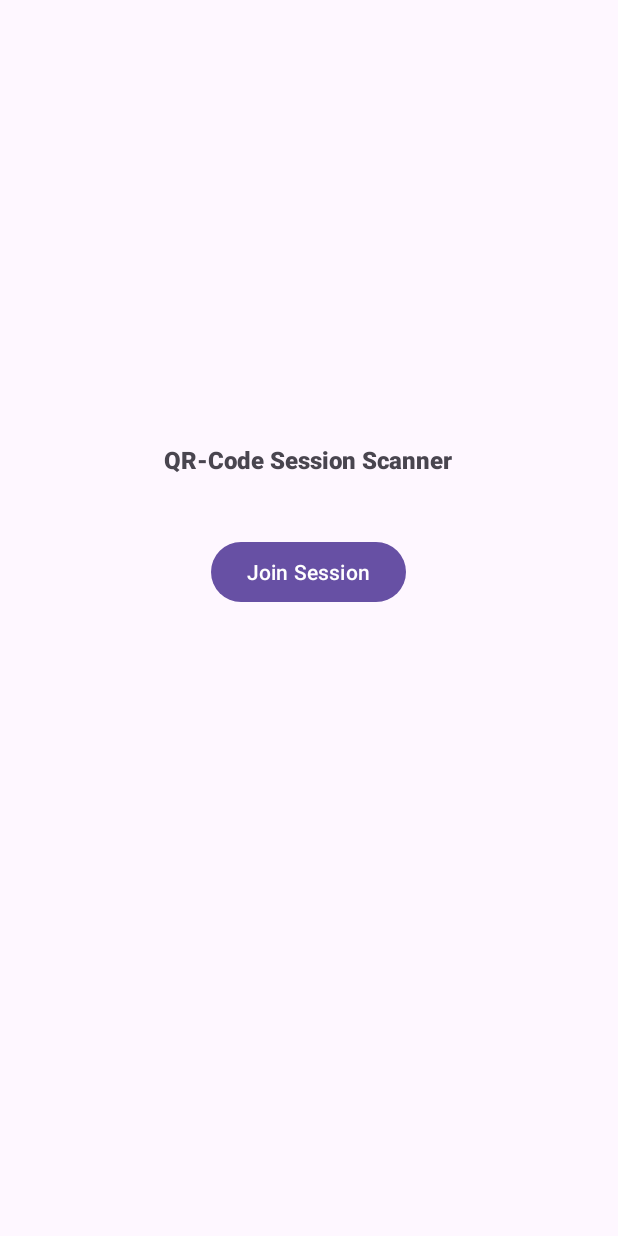
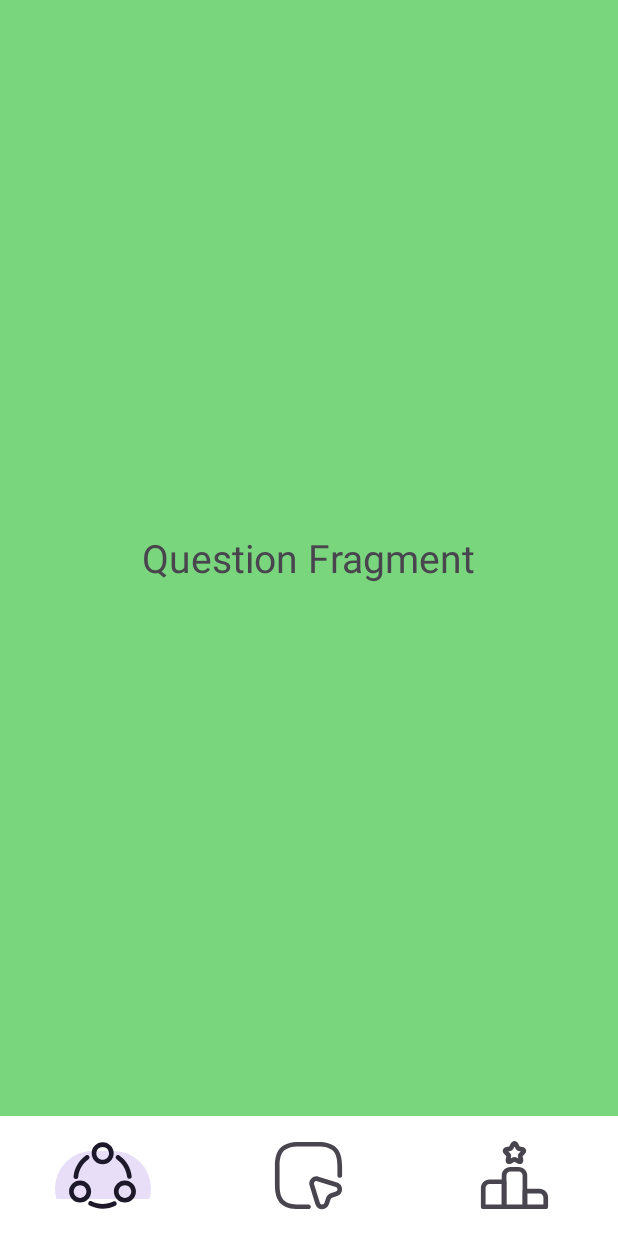
Before and after one commit to TristanHill/Semesterproject_1_Unify, an Android app: the MainActivity screen opened directly, with no data from a screen before it, on a phone screen of 412 x 824 dp. Run offline under Robolectric (Android 15) with nearby library versions, the phone set to English and light mode, and no system bars; our stand-ins replace Firebase (no records; nobody signed in at launch, a user with empty details on screens opened directly).

Commit message:
added main screen into main activity and connected qr scan to it

```diff
--- a/Android/app/src/main/java/at/fhooe/sail/project/semesterproject1/MainActivity.kt
+++ b/Android/app/src/main/java/at/fhooe/sail/project/semesterproject1/MainActivity.kt
@@ -11,6 +11,8 @@ import androidx.activity.result.contract.ActivityResultContracts
 import androidx.appcompat.app.AppCompatActivity
 import androidx.core.view.ViewCompat
 import androidx.core.view.WindowInsetsCompat
+import androidx.fragment.app.Fragment
+import at.fhooe.sail.project.semesterproject1.databinding.ActivityMainBinding
 import com.google.firebase.Firebase
 import com.google.firebase.firestore.FirebaseFirestore
 import com.google.firebase.firestore.firestore
@@ -19,15 +21,37 @@ const val TAG: String = "Main"
 class MainActivity : AppCompatActivity() {
 
     private lateinit var db: FirebaseFirestore
+    private lateinit var binding: ActivityMainBinding
 
     override fun onCreate(savedInstanceState: Bundle?) {
         super.onCreate(savedInstanceState)
-        enableEdgeToEdge()
-        setContentView(R.layout.activity_main)
+        binding = ActivityMainBinding.inflate(layoutInflater)
+        setContentView(binding.root)
 
         db = Firebase.firestore
 
-        ViewCompat.setOnApplyWindowInsetsListener(findViewById(R.id.activity_join_session_main)) { v, insets ->
+        replaceFragment(Fragment_question())
+
+        binding.bottomNavigationView.setOnItemSelectedListener {
+            when(it.itemId){
+                R.id.status_item -> replaceFragment(Fragment_status())
+                R.id.question_item -> replaceFragment(Fragment_question())
+                R.id.survey_item -> replaceFragment(Fragment_survey())
+                else -> {}
+            }
+
+            true
+        }
+    }
+
+    private fun replaceFragment(fragment: Fragment){
+        val fragmentManager = supportFragmentManager
+        val fragmentTransaction = fragmentManager.beginTransaction()
+        fragmentTransaction.replace(R.id.activity_main_frameLayout, fragment)
+        fragmentTransaction.commit()
+    }
+
+       /* ViewCompat.setOnApplyWindowInsetsListener(findViewById(R.id.activity_join_session_main)) { v, insets ->
             val systemBars = insets.getInsets(WindowInsetsCompat.Type.systemBars())
             v.setPadding(systemBars.left, systemBars.top, systemBars.right, systemBars.bottom)
             insets
@@ -68,6 +92,5 @@ class MainActivity : AppCompatActivity() {
         val scannerButton: Button = findViewById(R.id.activity_main_button_scanner)
         scannerButton.setOnClickListener {
             startForResult.launch(Intent(this, QRCodeScannerActivity::class.java))
-        }
-    }
+        } */
 }
--- a/Android/app/src/main/java/at/fhooe/sail/project/semesterproject1/QRCodeScannerActivity.kt
+++ b/Android/app/src/main/java/at/fhooe/sail/project/semesterproject1/QRCodeScannerActivity.kt
@@ -20,6 +20,8 @@ class QRCodeScannerActivity : AppCompatActivity() {
         } else {
             val scannedData = result.contents
             Toast.makeText(this, "scanned: $scannedData", Toast.LENGTH_LONG).show()
+            val i:Intent= Intent(this, MainActivity::class.java)
+            startActivity(i)
             createUser(scannedData)
         }
     }
--- a/Android/app/src/main/res/drawable/question_icon.xml
+++ b/Android/app/src/main/res/drawable/question_icon.xml
@@ -1,6 +1,6 @@
 <vector xmlns:android="http://schemas.android.com/apk/res/android" android:height="50dp" android:viewportHeight="24" android:viewportWidth="24" android:width="50dp">
 
     <path android:fillColor="@color/fontBlue" android:pathData="M12,22.75H9C3.57,22.75 1.25,20.43 1.25,15V9C1.25,3.57 3.57,1.25 9,1.25H15C20.43,1.25 22.75,3.57 22.75,9V12C22.75,12.41 22.41,12.75 22,12.75C21.59,12.75 21.25,12.41 21.25,12V9C21.25,4.39 19.61,2.75 15,2.75H9C4.39,2.75 2.75,4.39 2.75,9V15C2.75,19.61 4.39,21.25 9,21.25H12C12.41,21.25 12.75,21.59 12.75,22C12.75,22.41 12.41,22.75 12,22.75Z"/>
-    <path android:fillColor="@color/fontBlue" android:pathData="M16.37,22.77C16.36,22.77 16.36,22.77 16.35,22.77C15.34,22.76 14.5,22.14 14.2,21.17L12.35,15.22C12.1,14.4 12.31,13.52 12.92,12.93C13.52,12.34 14.39,12.12 15.19,12.37L21.15,14.22C22.11,14.52 22.74,15.36 22.75,16.37C22.76,17.37 22.15,18.22 21.19,18.54L19.56,19.09C19.33,19.17 19.15,19.34 19.08,19.57L18.52,21.21C18.21,22.16 17.37,22.77 16.37,22.77ZM14.51,13.77C14.24,13.77 14.06,13.92 13.98,13.99C13.77,14.2 13.7,14.49 13.79,14.78L15.64,20.73C15.8,21.24 16.22,21.26 16.38,21.27C16.52,21.27 16.95,21.23 17.11,20.74L17.67,19.1C17.89,18.43 18.43,17.9 19.1,17.67L20.73,17.12C21.23,16.96 21.26,16.52 21.26,16.39C21.26,16.26 21.22,15.82 20.72,15.66L14.76,13.81C14.66,13.78 14.58,13.77 14.51,13.77Z"/>
+    <path  android:fillColor="@color/fontBlue" android:pathData="M16.37,22.77C16.36,22.77 16.36,22.77 16.35,22.77C15.34,22.76 14.5,22.14 14.2,21.17L12.35,15.22C12.1,14.4 12.31,13.52 12.92,12.93C13.52,12.34 14.39,12.12 15.19,12.37L21.15,14.22C22.11,14.52 22.74,15.36 22.75,16.37C22.76,17.37 22.15,18.22 21.19,18.54L19.56,19.09C19.33,19.17 19.15,19.34 19.08,19.57L18.52,21.21C18.21,22.16 17.37,22.77 16.37,22.77ZM14.51,13.77C14.24,13.77 14.06,13.92 13.98,13.99C13.77,14.2 13.7,14.49 13.79,14.78L15.64,20.73C15.8,21.24 16.22,21.26 16.38,21.27C16.52,21.27 16.95,21.23 17.11,20.74L17.67,19.1C17.89,18.43 18.43,17.9 19.1,17.67L20.73,17.12C21.23,16.96 21.26,16.52 21.26,16.39C21.26,16.26 21.22,15.82 20.72,15.66L14.76,13.81C14.66,13.78 14.58,13.77 14.51,13.77Z"/>
 
 </vector>
--- a/Android/app/src/main/res/layout/activity_main.xml
+++ b/Android/app/src/main/res/layout/activity_main.xml
@@ -2,33 +2,36 @@
 <androidx.constraintlayout.widget.ConstraintLayout xmlns:android="http://schemas.android.com/apk/res/android"
     xmlns:app="http://schemas.android.com/apk/res-auto"
     xmlns:tools="http://schemas.android.com/tools"
-    android:id="@+id/activity_join_session_main"
+    android:id="@+id/main"
     android:layout_width="match_parent"
     android:layout_height="match_parent"
     tools:context=".MainActivity">
 
-    <TextView
-        android:id="@+id/activity_main_tv_sessionscan_text"
-        android:layout_width="wrap_content"
+    <com.google.android.material.bottomnavigation.BottomNavigationView
+        android:id="@+id/bottomNavigationView"
+        android:layout_width="0dp"
         android:layout_height="wrap_content"
-        android:fontFamily="sans-serif-black"
-        android:text="QR-Code Session Scanner"
-        android:textSize="16sp"
         app:layout_constraintBottom_toBottomOf="parent"
         app:layout_constraintEnd_toEndOf="parent"
-        app:layout_constraintHorizontal_bias="0.497"
         app:layout_constraintStart_toStartOf="parent"
-        app:layout_constraintTop_toTopOf="parent"
-        app:layout_constraintVertical_bias="0.368" />
+        app:menu="@menu/bottom_nav_menu"
+        xmlns:app="http://schemas.android.com/apk/res-auto"
+        app:labelVisibilityMode="unlabeled"
+        app:itemHorizontalTranslationEnabled="false"
+        app:itemIconSize="50sp"
+        app:backgroundTint="@color/white"
+        >
+    </com.google.android.material.bottomnavigation.BottomNavigationView>
 
-    <Button
-        android:id="@+id/activity_main_button_scanner"
-        android:layout_width="wrap_content"
-        android:layout_height="wrap_content"
-        android:layout_marginTop="40dp"
-        android:text="Join Session"
-        app:layout_constraintEnd_toEndOf="@+id/activity_main_tv_sessionscan_text"
-        app:layout_constraintStart_toStartOf="@+id/activity_main_tv_sessionscan_text"
-        app:layout_constraintTop_toBottomOf="@+id/activity_main_tv_sessionscan_text" />
+    <FrameLayout
+        android:id="@+id/activity_main_frameLayout"
+        android:layout_width="0dp"
+        android:layout_height="0dp"
+        app:layout_constraintBottom_toTopOf="@+id/bottomNavigationView"
+        app:layout_constraintEnd_toEndOf="parent"
+        app:layout_constraintStart_toStartOf="parent"
+        app:layout_constraintTop_toTopOf="parent">
+
+    </FrameLayout>
 
 </androidx.constraintlayout.widget.ConstraintLayout>
--- a/Android/app/src/main/res/menu/bottom_nav_menu.xml
+++ b/Android/app/src/main/res/menu/bottom_nav_menu.xml
@@ -4,13 +4,16 @@
     <item
         android:id="@+id/status_item"
         android:title="@string/status_item"
-        android:icon="@drawable/status_icon"/>
+        android:icon="@drawable/status_icon"
+        android:tint="@color/fontBlue"/>
     <item
         android:id="@+id/question_item"
         android:title="@string/question_item"
-        android:icon ="@drawable/question_icon"/>
+        android:icon ="@drawable/question_icon"
+        android:tint="@color/fontBlue"/>
     <item
         android:id="@+id/survey_item"
         android:title="@string/survey_item"
-        android:icon="@drawable/survey_icon"/>
+        android:icon="@drawable/survey_icon"
+        android:tint="@color/fontBlue"/>
 </menu>
```
Also changed, not shown: Android/app/src/main/java/at/fhooe/sail/project/semesterproject1/MainActivity2.kt (deleted, +0 -34 lines), Android/app/src/main/res/layout/activity_main2.xml (deleted, +0 -37 lines).
